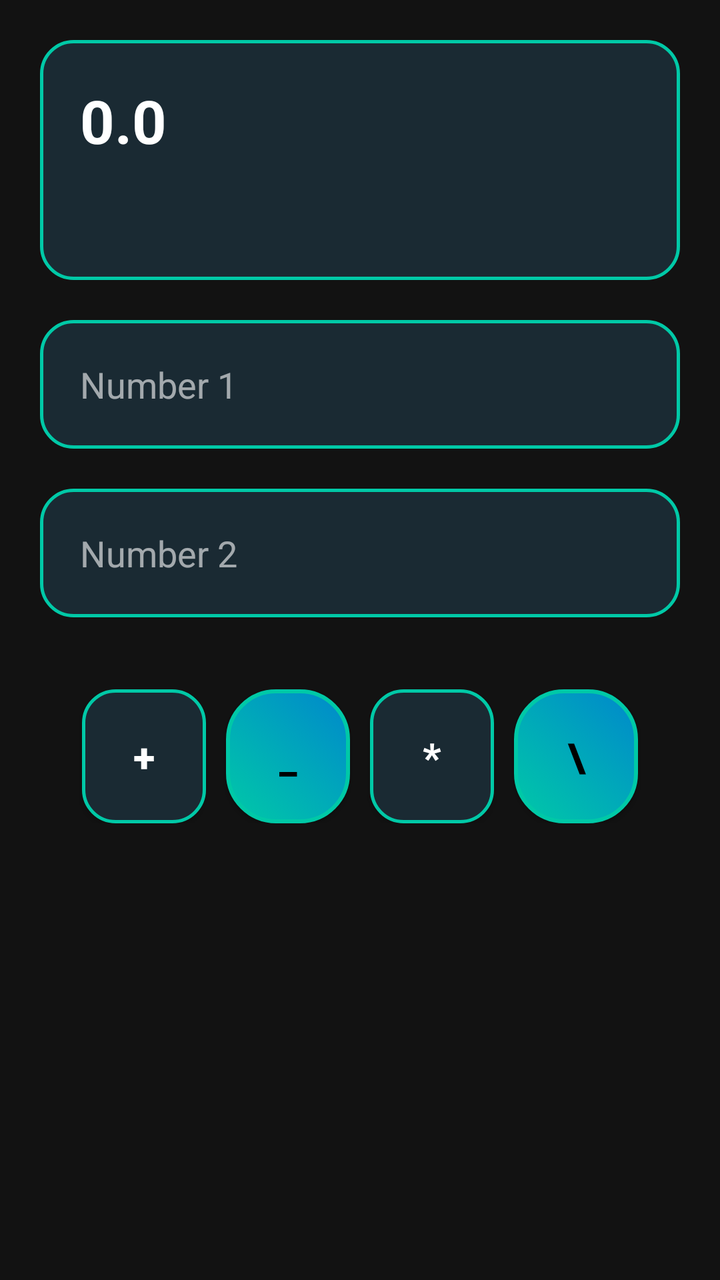
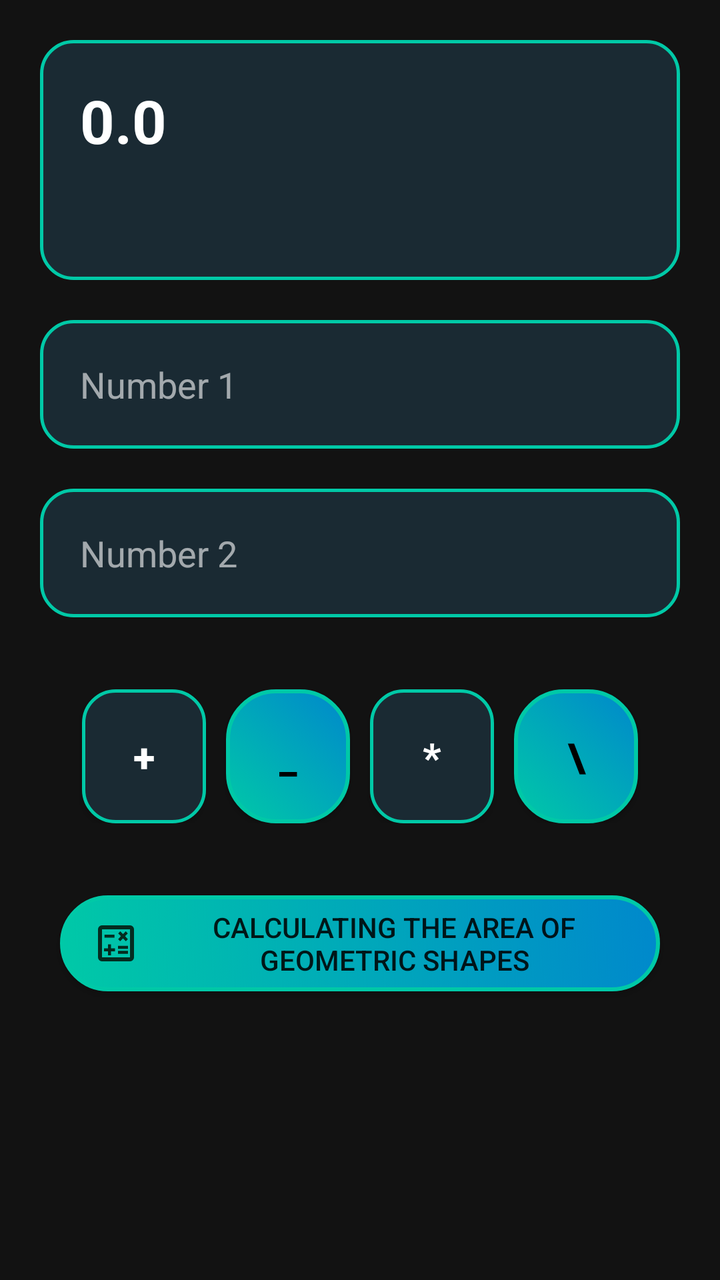

An Android layout rendered at two revisions. The XML below is the earlier revision; the diff shows what the commit changed to produce the second picture.
<!-- AndroidManifest.xml: application theme Theme.EasyCalculator -->
<!-- res/layout/activity_main.xml -->
<?xml version="1.0" encoding="utf-8"?>
<androidx.constraintlayout.widget.ConstraintLayout xmlns:android="http://schemas.android.com/apk/res/android"
    xmlns:app="http://schemas.android.com/apk/res-auto"
    xmlns:tools="http://schemas.android.com/tools"
    android:id="@+id/main"
    android:layout_width="match_parent"
    android:layout_height="match_parent"
    android:background="#121212"
    tools:context=".Activitys.MainActivity">

    <TextView
        android:id="@+id/easyCalculator_tv_result"
        android:layout_width="match_parent"
        android:layout_height="120dp"
        android:layout_margin="20dp"
        android:padding="20dp"
        android:text="@string/zero"
        android:textSize="30sp"
        android:textStyle="bold"
        android:textColor="@color/white"
        android:background="@drawable/easy_calculator_background_edittext"
        app:layout_constraintTop_toTopOf="parent"
        app:layout_constraintStart_toStartOf="parent"
        app:layout_constraintEnd_toEndOf="parent" />

    <EditText
        android:id="@+id/easyCalculator_ed_num1"
        android:layout_width="match_parent"
        android:layout_height="wrap_content"
        android:layout_marginTop="30dp"
        android:layout_margin="20dp"
        android:padding="20dp"
        android:hint="@string/number_1"
        android:autofillHints="none"
        android:inputType="number"
        android:background="@drawable/easy_calculator_background_edittext"
        android:textColor="#FFFFFF"
        android:textColorHint="@color/text_color_hint"
        app:layout_constraintTop_toBottomOf="@id/easyCalculator_tv_result"
        app:layout_constraintStart_toStartOf="parent"
        app:layout_constraintEnd_toEndOf="parent" />

    <EditText
        android:id="@+id/easyCalculator_ed_num2"
        android:layout_width="match_parent"
        android:layout_height="wrap_content"
        android:layout_marginTop="30dp"
        android:layout_margin="20dp"
        android:padding="20dp"
        android:hint="@string/number_2"
        android:autofillHints="none"
        android:inputType="number"
        android:background="@drawable/easy_calculator_background_edittext"
        android:textColor="#FFFFFF"
        android:textColorHint="@color/text_color_hint"
        app:layout_constraintTop_toBottomOf="@id/easyCalculator_ed_num1"
        app:layout_constraintStart_toStartOf="parent"
        app:layout_constraintEnd_toEndOf="parent" />

    <LinearLayout
        android:id="@+id/buttonsBar"
        android:layout_width="match_parent"
        android:layout_height="wrap_content"
        android:layout_margin="20dp"
        android:padding="16dp"
        android:orientation="horizontal"
        android:elevation="12dp"
        app:layout_constraintTop_toBottomOf="@id/easyCalculator_ed_num2"
        app:layout_constraintStart_toStartOf="parent"
        app:layout_constraintEnd_toEndOf="parent">

        <Button
            android:id="@+id/easyCalculator_btn_sum"
            android:layout_width="0dp"
            android:layout_height="wrap_content"
            android:layout_weight="1"
            android:layout_marginHorizontal="5dp"
            android:padding="20dp"
            android:gravity="center"
            android:text="@string/sum"
            android:textSize="20sp"
            android:textAllCaps="false"
            android:textStyle="bold"
            android:textColor="@color/white"
            android:elevation="12dp"
            android:background="@drawable/easy_calculator_background_edittext" />

        <Button
            android:id="@+id/easyCalculator_btn_subtraction"
            android:layout_width="0dp"
            android:layout_height="wrap_content"
            android:layout_weight="1"
            android:layout_marginHorizontal="5dp"
            android:padding="20dp"
            android:gravity="center"
            android:text="@string/sub"
            android:textSize="20sp"
            android:textAllCaps="false"
            android:textStyle="bold"
            android:textColor="@color/black"
            android:elevation="12dp"
            android:background="@drawable/easy_calculator_background_btn_sum" />

        <Button
            android:id="@+id/easyCalculator_btn_multiplication"
            android:layout_width="0dp"
            android:layout_height="wrap_content"
            android:layout_weight="1"
            android:layout_marginHorizontal="5dp"
            android:padding="20dp"
            android:gravity="center"
            android:text="@string/mul"
            android:textSize="20sp"
            android:textAllCaps="false"
            android:textStyle="bold"
            android:textColor="@color/white"
            android:elevation="12dp"
            android:background="@drawable/easy_calculator_background_edittext" />

        <Button
            android:id="@+id/easyCalculator_btn_division"
            android:layout_width="0dp"
            android:layout_height="wrap_content"
            android:layout_weight="1"
            android:layout_marginHorizontal="5dp"
            android:padding="20dp"
            android:gravity="center"
            android:text="@string/div"
            android:textSize="20sp"
            android:textAllCaps="false"
            android:textStyle="bold"
            android:textColor="@color/black"
            android:elevation="12dp"
            android:background="@drawable/easy_calculator_background_btn_sum" />

    </LinearLayout>

</androidx.constraintlayout.widget.ConstraintLayout>
<!-- resources referenced by this layout -->
<resources>
  <color name="black">#FF000000</color>
  <color name="text_color_hint">#99FFFFFF</color>
  <color name="white">#FFFFFFFF</color>
  <!-- drawable easy_calculator_background_btn_sum (drawable) -->
  <?xml version="1.0" encoding="utf-8"?>
  <selector xmlns:android="http://schemas.android.com/apk/res/android">
  <item>
      <shape android:shape="rectangle">
          <corners android:radius="24dp"/>
          <gradient
              android:startColor="#00C9A7"
              android:endColor="#0088CC"
              android:angle="45" />
          <stroke android:color="#00C9A7" android:width="2dp" />
      </shape>
  </item>
  </selector>
  <!-- drawable easy_calculator_background_edittext (drawable) -->
  <?xml version="1.0" encoding="utf-8"?>
  <shape xmlns:android="http://schemas.android.com/apk/res/android"
      android:shape="rectangle">
  
      <solid android:color="#1A2A33" />
  
      <stroke
          android:width="1.5dp"
          android:color="#00C9A7" />
  
      <corners android:radius="16dp" />
  
      <padding
          android:left="20dp"
          android:top="16dp"
          android:right="20dp"
          android:bottom="16dp" />
  
  </shape>
  <string name="div">\\</string>
  <string name="mul">*</string>
  <string name="number_1" translatable="false">Number 1</string>
  <string name="number_2" translatable="false">Number 2</string>
  <string name="sub">_</string>
  <string name="sum">+</string>
  <string name="zero">0.0</string>
  <style name="Theme.EasyCalculator" parent="Theme.AppCompat.Light.NoActionBar" />
</resources>

<!-- the commit's change to res/layout/activity_main.xml (unified diff, before → after) -->
@@ -135,4 +135,17 @@
 
     </LinearLayout>
 
+    <Button
+        android:id="@+id/btn_intent"
+        android:layout_width="match_parent"
+        android:layout_height="wrap_content"
+        android:drawableStart="@drawable/outline_calculate_24"
+        android:background="@drawable/easy_calculator_background_btn_sum"
+        android:text="@string/calculating_the_area_of_geometric_shapes"
+        app:layout_constraintTop_toBottomOf="@+id/buttonsBar"
+        android:paddingHorizontal="16dp"
+        android:layout_marginTop="20dp"
+        android:drawablePadding="10dp"
+        android:layout_marginHorizontal="30dp"/>
+
 </androidx.constraintlayout.widget.ConstraintLayout>
<!-- resource entries referenced after the edit -->
@@ -37,6 +37,13 @@
           android:bottom="16dp" />
   
   </shape>
+  <!-- drawable outline_calculate_24 (drawable) -->
+  <vector xmlns:android="http://schemas.android.com/apk/res/android" android:autoMirrored="true" android:height="24dp" android:tint="#042C20" android:viewportHeight="960" android:viewportWidth="960" android:width="24dp">
+        
+      <path android:fillColor="@android:color/white" android:pathData="M320,720L380,720L380,640L460,640L460,580L380,580L380,500L320,500L320,580L240,580L240,640L320,640L320,720ZM520,690L720,690L720,630L520,630L520,690ZM520,590L720,590L720,530L520,530L520,590ZM564,438L620,382L676,438L718,396L662,338L718,282L676,240L620,296L564,240L522,282L578,338L522,396L564,438ZM250,368L450,368L450,308L250,308L250,368ZM200,840Q167,840 143.5,816.5Q120,793 120,760L120,200Q120,167 143.5,143.5Q167,120 200,120L760,120Q793,120 816.5,143.5Q840,167 840,200L840,760Q840,793 816.5,816.5Q793,840 760,840L200,840ZM200,760L760,760Q760,760 760,760Q760,760 760,760L760,200Q760,200 760,200Q760,200 760,200L200,200Q200,200 200,200Q200,200 200,200L200,760Q200,760 200,760Q200,760 200,760ZM200,200L200,200Q200,200 200,200Q200,200 200,200L200,760Q200,760 200,760Q200,760 200,760L200,760Q200,760 200,760Q200,760 200,760L200,200Q200,200 200,200Q200,200 200,200Z"/>
+      
+  </vector>
+  <string name="calculating_the_area_of_geometric_shapes">Calculating the area of geometric shapes</string>
   <string name="div">\\</string>
   <string name="mul">*</string>
   <string name="number_1" translatable="false">Number 1</string>
